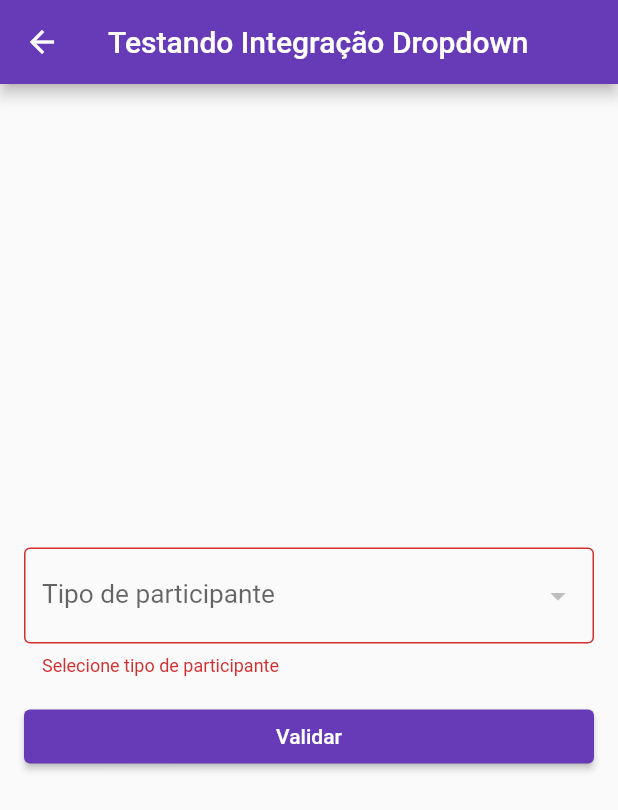
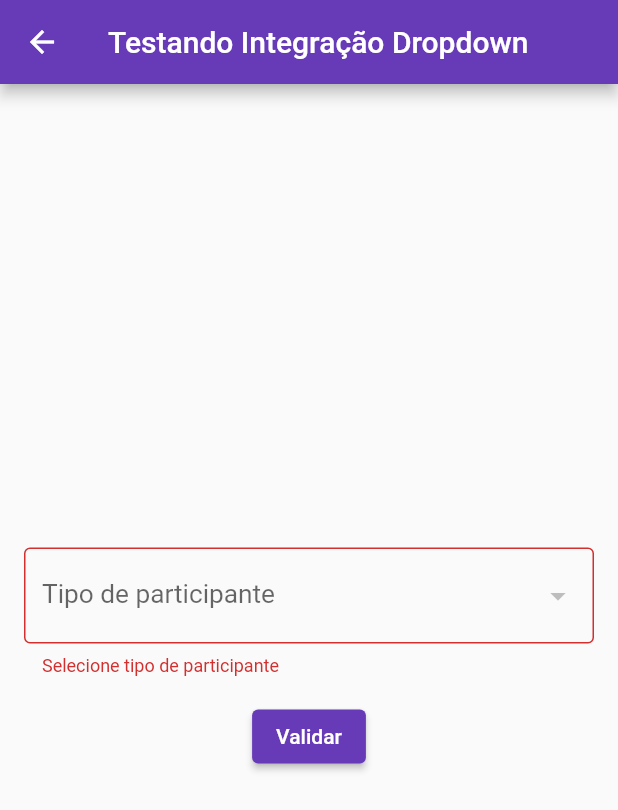
Before and after one commit to NEMJ/reunioes, a Flutter app: the DropdownListPage screen opened directly, after a tap on "Validar", on a phone screen of 412 x 824 dp. Shown: the top 810 px of the screen. Run offline on Flutter 3.47's test engine with Material 2 defaults, Android fonts, the phone set to English and light mode, and no system bars; our stand-ins replace cloud_firestore, firebase_core, mask_text_input_formatter, page_transition; accounts and stored records are empty.

Commit message:
responsive dropdown button test

```diff
--- a/lib/pages/dropdown_list_page.dart
+++ b/lib/pages/dropdown_list_page.dart
@@ -1,29 +1,17 @@
 import 'package:cloud_firestore/cloud_firestore.dart';
 import 'package:flutter/material.dart';
-import 'package:reunioes/models/participante_model.dart';
-import 'package:reunioes/models/reuniao_model.dart';
-import 'package:uuid/uuid.dart';
-import 'package:mask_text_input_formatter/mask_text_input_formatter.dart';
 
 class DropdownListPage extends StatefulWidget {
   DropdownListPage({
     Key? key,
-    this.reuniao,
-    this.participante,
   }) : super(key: key);
-
-  // Caso for um novo cadastro este objeto é nulo para que o formulário esteja com os campos vazios
-  Reuniao? reuniao;
-  Participante? participante;
 
   @override
   State<DropdownListPage> createState() => _DropdownListPageState();
 }
 
-// Instância do banco Cloud Firestore
 FirebaseFirestore db = FirebaseFirestore.instance;
 
-// GlobalKey para a validação do formulário de cadastro de reuniões
 final _formKey = GlobalKey<FormState>();
 
 String? diaSemana;
@@ -32,20 +20,23 @@ final List<String> diasSemana = [];
 String participante = '';
 List<String> entidadesPart = [];
 
+List<Map<String, dynamic>> et = [];
+
 class _DropdownListPageState extends State<DropdownListPage> {
   @override
   initState(){
     db.collection('participantes').snapshots().listen((query) {
-      entidadesPart = [];
+      et = [];
       if(query.docs.isEmpty) {
         setState((){});
       } else {
         query.docs.forEach((doc) {
           if(doc.get('tipoParticipante') == 'Entidade') {
-            entidadesPart.add(doc.get('nome'));
+            var nmp = {"id": doc.get('id'), "nome": doc.get('nome')};
+            et.add(nmp);
           }
         });
-        setState(() => entidadesPart);
+        setState(() => et);
       }
     });
     super.initState();
@@ -64,19 +55,16 @@ class _DropdownListPageState extends State<DropdownListPage> {
           child: Column(
             mainAxisAlignment: MainAxisAlignment.center,
             children: [
-              Flexible(
-                child: ListView(
-                  shrinkWrap: true,
-                  children: [
               Padding(
                 padding: const EdgeInsets.only(bottom: 16.0),
                 child: DropdownButtonFormField(
-                        items: entidadesPart
-                          .map((op) => DropdownMenuItem(
-                              value: op,
-                              child: Text(op),
-                            ),
-                          )
+                  items: et
+                    .map((op) {
+                      return DropdownMenuItem(
+                        value: op['id'],
+                        child: Text(op['nome']),
+                      );
+                    })
                     .toList(),
                   onChanged: (escolha) => setState(() => participante = escolha.toString()),
                   value: (participante.isNotEmpty) ? participante : null,
@@ -100,7 +88,7 @@ class _DropdownListPageState extends State<DropdownListPage> {
                   if(_formKey.currentState!.validate()) {
                     ScaffoldMessenger.of(context).showSnackBar(
                       SnackBar(
-                              content: Text("Registro do participante $participante atualizado com sucesso"),
+                        content: Text("Participante $participante"),
                       ),
                     );
                   }
@@ -109,9 +97,6 @@ class _DropdownListPageState extends State<DropdownListPage> {
             ],
           ),
         ),
-            ],
-          ),
-        ),
       ),
     );
   }
```
Lines whose indentation alone changed are shown as unchanged.
